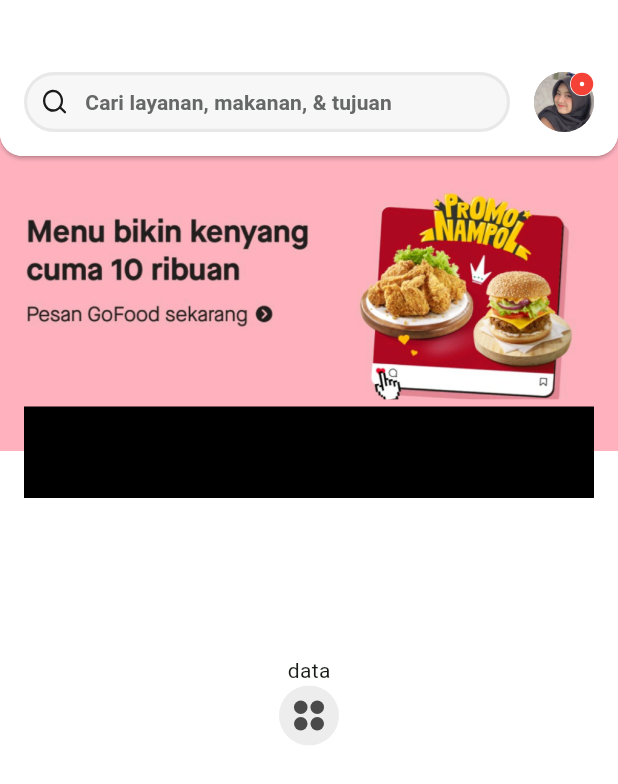
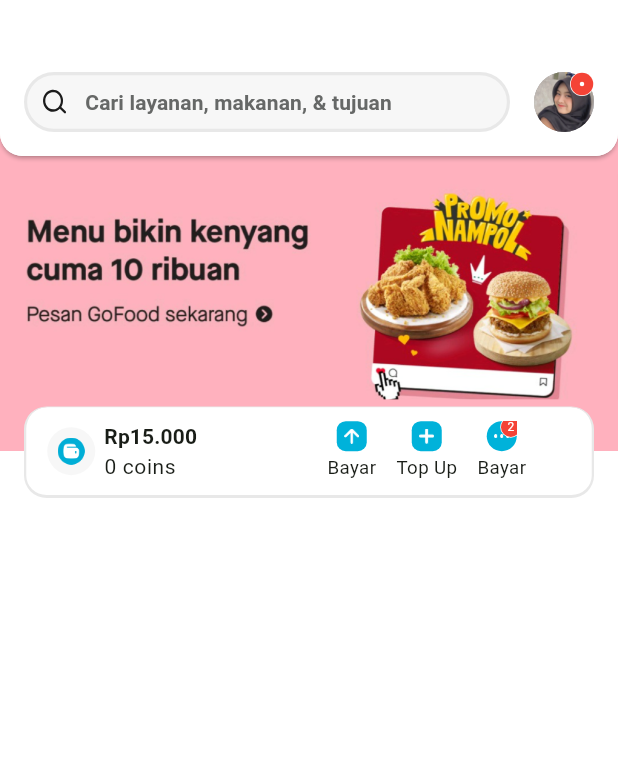
Before and after one commit to haqiachd/gojek_clone, a Flutter app: the screen it shows after launch, on a phone screen of 412 x 824 dp. Shown: the top 784 px of the screen. Run offline on Flutter 3.47's test engine with Material 3 defaults, Android fonts, the phone set to English and light mode, and no system bars; our stand-ins replace flutter_svg; Roboto replaces fonts that are missing (SF-Pro-Display).

Commit message:
add gopay menu

```diff
--- a/lib/config/color.dart
+++ b/lib/config/color.dart
@@ -30,4 +30,6 @@ class GojekColor {
   static Color hex_87027B = const Color(0xFF87027B);
   static Color hex_E8E8E8 = const Color(0xFFE8E8E8);
   static Color hex_666867 = const Color(0xFF666867);
+  static Color hex_F7F7F7 = const Color(0xFFF7F7F7);
+  static Color hex_00B2DA = const Color(0xFF00B2DA);
 }
--- a/lib/config/image.dart
+++ b/lib/config/image.dart
@@ -32,8 +32,12 @@ class GojekImage {
   static final String white3 = '${_dir}white-3.png';
   static final String white4 = '${_dir}white-4.png';
   static final String gopay = '${_dir}gopay.png';
+  static final String gopay_circle = '${_dir}gopay-circle.png';
   static final String gofood = '${_dir}gofood.png';
   static final String gomart = '${_dir}gomart.png';
   static final String tokopedia = '${_dir}tokopedia.png';
   static final String ara = '${_dir}ara.png';
+  static final String gopay_bayar = '${_dir}gopay-bayar.png';
+  static final String gopay_topup = '${_dir}gopay-topup.png';
+  static final String gopay_others = '${_dir}gopay-other.png';
 }
--- /dev/null
+++ b/lib/data/models/gopay_menu_model.dart
@@ -0,0 +1,17 @@
+class GopayMenuModel {
+  String? title;
+  String? icon;
+  double? width;
+  double? height;
+  bool? indicator;
+  double? radius;
+
+  GopayMenuModel({
+    this.title,
+    this.icon,
+    this.width,
+    this.height,
+    this.indicator,
+    this.radius,
+  });
+}
--- /dev/null
+++ b/lib/data/shared/gopay_menu_data.dart
@@ -0,0 +1,29 @@
+import 'package:gojek_clone/config/configs.dart';
+import 'package:gojek_clone/data/models/gopay_menu_model.dart';
+
+List<GopayMenuModel> gopayMenu = [
+  GopayMenuModel(
+    title: 'Bayar',
+    icon: GojekImage.gopay_bayar,
+    width: 10,
+    height: 10,
+    indicator: false,
+    radius: 6,
+  ),
+  GopayMenuModel(
+    title: 'Top Up',
+    icon: GojekImage.gopay_topup,
+    width: 10,
+    height: 10,
+    indicator: false,
+    radius: 6,
+  ),
+  GopayMenuModel(
+    title: 'Bayar',
+    icon: GojekImage.gopay_others,
+    width: 10,
+    height: 3,
+    indicator: true,
+    radius: 20,
+  )
+];
--- a/lib/ui/pages/home_page.dart
+++ b/lib/ui/pages/home_page.dart
@@ -1,6 +1,6 @@
 import 'package:flutter/material.dart';
-import 'package:flutter_svg/flutter_svg.dart';
-import 'package:gojek_clone/config/configs.dart';
+import 'package:gojek_clone/ui/widgets/gojek_header.dart';
+import 'package:gojek_clone/ui/widgets/gopay_menu.dart';
 import 'package:gojek_clone/ui/widgets/widgets.dart';
 
 class HomePage extends StatelessWidget {
@@ -15,38 +15,18 @@ class HomePage extends StatelessWidget {
             Size.fromHeight(104 - MediaQuery.of(context).padding.top),
         child: const GojekAppBar(),
       ),
-      body: SingleChildScrollView(
+      body: const SingleChildScrollView(
         child: Column(
           children: [
             SizedBox(
               height: 333,
               child: Stack(
                 children: [
-                  Positioned(
-                    top: -16,
-                    left: 0,
-                    right: 0,
-                    child: Image.asset(
-                      GojekImage.iklan,
-                      height: 216,
-                    ),
-                  ),
-                  Positioned(
-                    top: 167,
-                    left: 0,
-                    right: 0,
-                    child: Container(
-                      margin: const EdgeInsets.only(left: 16, right: 16),
-                      width: double.infinity,
-                      height: 61,
-                      color: Colors.black,
-                    ),
-                  ),
+                  GojekHeader(),
+                  GopayMenu(),
                 ],
               ),
             ),
-            Text('data'),
-            SvgPicture.asset(GojekIcon.others)
           ],
         ),
       ),
--- /dev/null
+++ b/lib/ui/widgets/gojek_header.dart
@@ -0,0 +1,19 @@
+import 'package:flutter/material.dart';
+import 'package:gojek_clone/config/configs.dart';
+
+class GojekHeader extends StatelessWidget {
+  const GojekHeader({super.key});
+
+  @override
+  Widget build(BuildContext context) {
+    return Positioned(
+      top: -16,
+      left: 0,
+      right: 0,
+      child: Image.asset(
+        GojekImage.iklan,
+        height: 216,
+      ),
+    );
+  }
+}
--- /dev/null
+++ b/lib/ui/widgets/gopay_menu.dart
@@ -0,0 +1,151 @@
+import 'package:flutter/material.dart';
+import 'package:gojek_clone/config/configs.dart';
+import 'package:gojek_clone/data/shared/gopay_menu_data.dart';
+
+class GopayMenu extends StatelessWidget {
+  const GopayMenu({super.key});
+
+  @override
+  Widget build(BuildContext context) {
+    return Positioned(
+      top: 167,
+      left: 0,
+      right: 0,
+      child: Container(
+        margin: const EdgeInsets.only(left: 16, right: 16),
+        width: double.infinity,
+        height: 61,
+        decoration: BoxDecoration(
+          color: Colors.white,
+          borderRadius: BorderRadius.circular(15),
+          border: Border(
+            top: BorderSide(width: 0.5, color: GojekColor.hex_E8E8E8),
+            left: BorderSide(width: 1.5, color: GojekColor.hex_E8E8E8),
+            right: BorderSide(width: 1.5, color: GojekColor.hex_E8E8E8),
+            bottom: BorderSide(width: 2, color: GojekColor.hex_E8E8E8),
+          ),
+        ),
+        child: Padding(
+          padding: const EdgeInsets.only(left: 14),
+          child: Row(
+            children: [
+              Container(
+                width: 32,
+                height: 32,
+                decoration: BoxDecoration(
+                  color: GojekColor.hex_F7F7F7,
+                  borderRadius: BorderRadius.circular(32),
+                ),
+                child: Center(
+                  child: SizedBox(
+                    width: 18,
+                    height: 18,
+                    child: Image.asset(
+                      GojekImage.gopay_circle,
+                      fit: BoxFit.fill,
+                    ),
+                  ),
+                ),
+              ),
+              const SizedBox(width: 6),
+              Column(
+                mainAxisAlignment: MainAxisAlignment.center,
+                crossAxisAlignment: CrossAxisAlignment.start,
+                children: [
+                  SizedBox(
+                    width: 100,
+                    child: Text(
+                      'Rp15.000',
+                      style: GojekTypography.bold14,
+                    ),
+                  ),
+                  SizedBox(
+                    width: 100,
+                    child: Text(
+                      '0 coins',
+                      style: GojekTypography.regular14,
+                    ),
+                  )
+                ],
+              ),
+              const SizedBox(width: 40),
+              ...gopayMenu.map(
+                (data) => SizedBox(
+                  width: 50,
+                  height: 60,
+                  child: Column(
+                    mainAxisAlignment: MainAxisAlignment.center,
+                    children: [
+                      Container(
+                        width: 20,
+                        height: 20,
+                        decoration: BoxDecoration(
+                          color: GojekColor.hex_00B2DA,
+                          borderRadius: BorderRadius.circular(data.radius!),
+                        ),
+                        child: Stack(
+                          children: [
+                            Center(
+                              child: SizedBox(
+                                width: data.width,
+                                height: data.height,
+                                child: Image.asset(
+                                  data.icon!,
+                                  fit: BoxFit.fill,
+                                ),
+                              ),
+                            ),
+                            Visibility(
+                              visible: data.indicator!,
+                              child: Positioned(
+                                right: -3,
+                                top: -3,
+                                child: SizedBox(
+                                  width: 14,
+                                  height: 14,
+                                  child: Material(
+                                    color: Colors.white,
+                                    shape: const CircleBorder(),
+                                    child: Center(
+                                      child: SizedBox(
+                                        width: 13,
+                                        height: 13,
+                                        child: Material(
+                                          color: Colors.red,
+                                          shape: const CircleBorder(),
+                                          child: Center(
+                                            child: Text(
+                                              '2',
+                                              style: GojekTypography.regular12_5
+                                                  .copyWith(
+                                                fontSize: 8,
+                                                color: Colors.white,
+                                              ),
+                                            ),
+                                          ),
+                                        ),
+                                      ),
+                                    ),
+                                  ),
+                                ),
+                              ),
+                            )
+                          ],
+                        ),
+                      ),
+                      const SizedBox(height: 2),
+                      Text(
+                        data.title!,
+                        style: GojekTypography.regular12_5,
+                      )
+                    ],
+                  ),
+                ),
+              )
+            ],
+          ),
+        ),
+      ),
+    );
+  }
+}
```
Also changed, not shown: assets/images/gopay-bayar.png (added), assets/images/gopay-circle.png (added), assets/images/gopay-other.png (added), assets/images/gopay-others.png (added), assets/images/gopay-topup.png (added).
